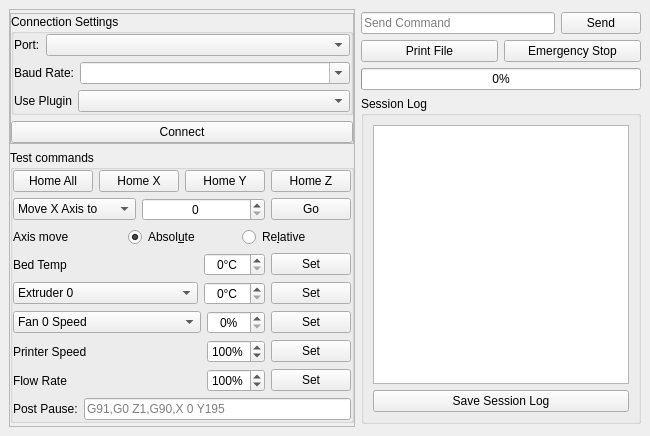
Old version of the form testclient/mainwindow.ui in the repository KDE/atcore.
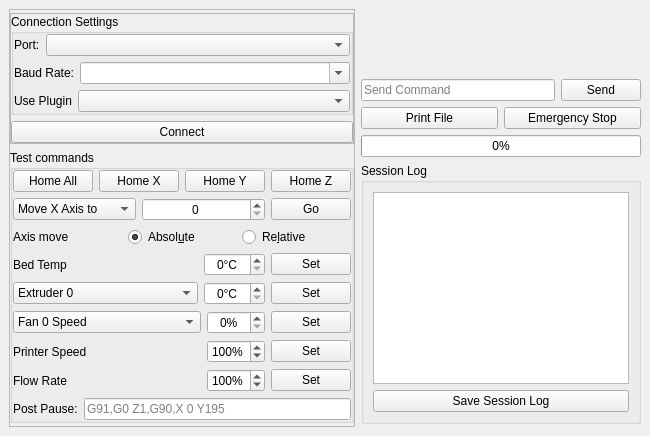
New version of the form. Icons and pictures are not drawn. Custom widgets are drawn as their Qt base class.

Patch:
```diff
--- a/testclient/mainwindow.ui
+++ b/testclient/mainwindow.ui
@@ -597,6 +597,22 @@
        <property name="bottomMargin">
         <number>3</number>
        </property>
+       <item>
+        <widget class="PlotWidget" name="plotWidget" native="true">
+         <property name="sizePolicy">
+          <sizepolicy hsizetype="Expanding" vsizetype="Expanding">
+           <horstretch>0</horstretch>
+           <verstretch>0</verstretch>
+          </sizepolicy>
+         </property>
+         <property name="minimumSize">
+          <size>
+           <width>0</width>
+           <height>0</height>
+          </size>
+         </property>
+        </widget>
+       </item>
        <item>
         <layout class="QHBoxLayout" name="horizontalLayout">
          <item>
@@ -660,6 +676,12 @@
             <property name="enabled">
              <bool>true</bool>
             </property>
+            <property name="sizePolicy">
+             <sizepolicy hsizetype="Expanding" vsizetype="Expanding">
+              <horstretch>0</horstretch>
+              <verstretch>0</verstretch>
+             </sizepolicy>
+            </property>
             <property name="readOnly">
              <bool>true</bool>
             </property>
@@ -688,6 +710,14 @@
    </layout>
   </widget>
  </widget>
+ <customwidgets>
+  <customwidget>
+   <class>PlotWidget</class>
+   <extends>QWidget</extends>
+   <header location="global">plotwidget.h</header>
+   <container>1</container>
+  </customwidget>
+ </customwidgets>
  <resources/>
  <connections/>
 </ui>
```
